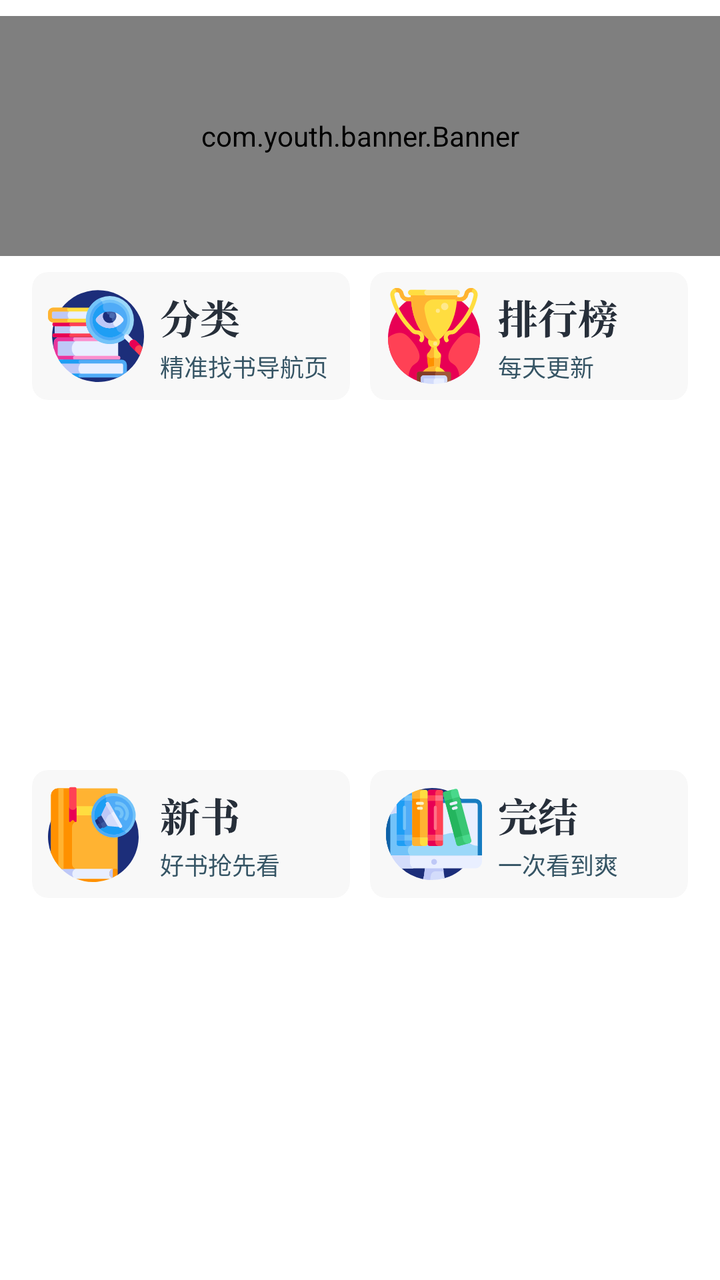
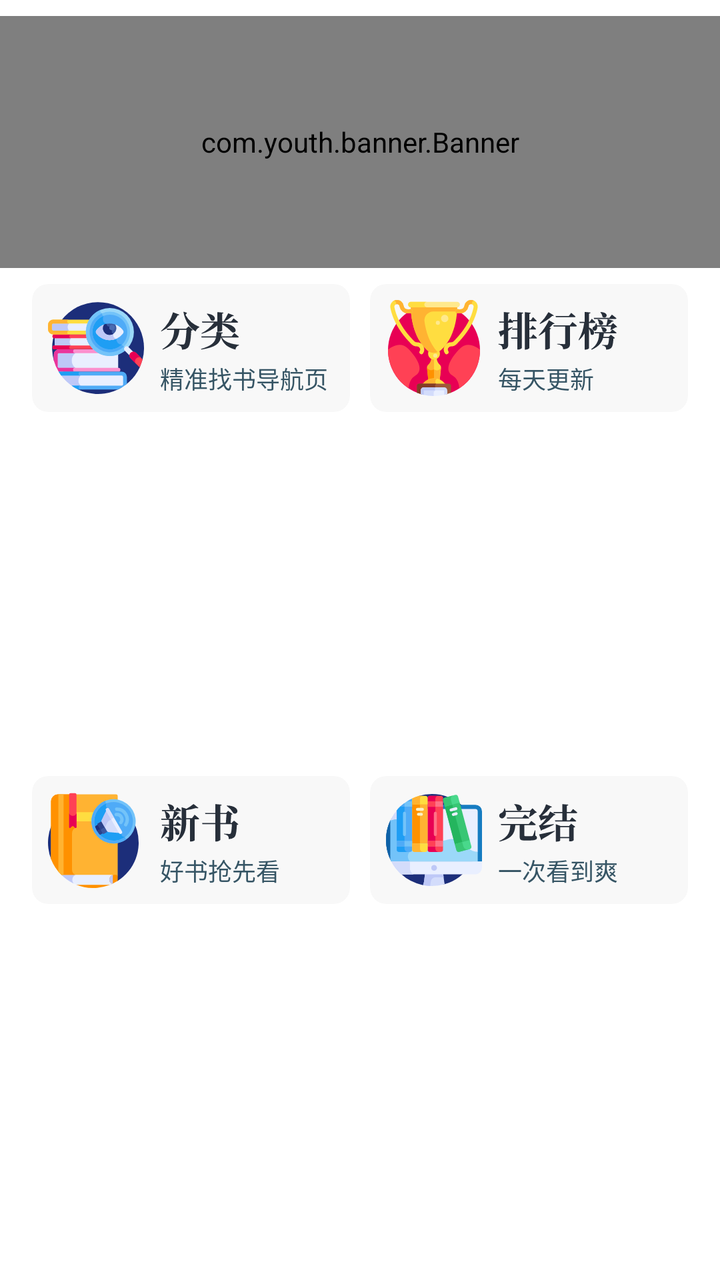

An Android layout rendered at two revisions. The XML below is the earlier revision; the diff shows what the commit changed to produce the second picture.
<!-- AndroidManifest.xml: application theme AppTheme -->
<!-- res/layout/layout_rv_head_sb_top.xml -->
<?xml version="1.0" encoding="utf-8"?>
<androidx.constraintlayout.widget.ConstraintLayout xmlns:android="http://schemas.android.com/apk/res/android"
    xmlns:app="http://schemas.android.com/apk/res-auto"
    xmlns:tools="http://schemas.android.com/tools"
    android:layout_width="match_parent"
    android:layout_height="wrap_content"
    android:background="@color/white">

    <com.youth.banner.Banner
        android:id="@+id/banner_boy_girl_top"
        android:layout_width="match_parent"
        android:layout_height="@dimen/dp_0"
        android:layout_marginTop="@dimen/dp_8"
        app:banner_default_image="@mipmap/banner_place_holder"
        app:indicator_drawable_selected="@color/col_red_fa345b"
        app:indicator_drawable_unselected="@color/col_gray_e5e5e5"
        app:indicator_height="@dimen/dp_2"
        app:indicator_width="@dimen/dp_8"
        app:layout_constraintDimensionRatio="3:1"
        app:layout_constraintTop_toTopOf="parent" />

    <androidx.cardview.widget.CardView
        android:id="@+id/cv_asBtn_classify"
        android:layout_width="@dimen/dp_0"
        android:layout_height="wrap_content"
        android:layout_marginStart="@dimen/dp_16"
        android:layout_marginTop="@dimen/dp_8"
        app:cardBackgroundColor="@color/col_f8f8f8"
        app:cardCornerRadius="@dimen/dp_8"
        app:cardElevation="@dimen/dp_0"
        app:layout_constraintLeft_toLeftOf="parent"
        app:layout_constraintRight_toLeftOf="@+id/cv_asBtn_ranking"
        app:layout_constraintTop_toBottomOf="@+id/banner_boy_girl_top">

        <androidx.constraintlayout.widget.ConstraintLayout
            android:layout_width="match_parent"
            android:layout_height="wrap_content"
            android:padding="@dimen/dp_8">

            <ImageView
                android:id="@+id/iv_classify"
                android:layout_width="wrap_content"
                android:layout_height="wrap_content"
                android:src="@drawable/ic_center_navi_classify"
                app:layout_constraintBottom_toBottomOf="parent"
                app:layout_constraintLeft_toLeftOf="parent"
                app:layout_constraintTop_toTopOf="parent"
                tools:ignore="ContentDescription" />

            <ImageView
                android:layout_width="wrap_content"
                android:layout_height="wrap_content"
                android:layout_marginStart="@dimen/dp_8"
                android:src="@drawable/ic_txt_classify"
                app:layout_constraintLeft_toRightOf="@+id/iv_classify"
                app:layout_constraintTop_toTopOf="@+id/iv_classify"
                tools:ignore="ContentDescription" />

            <TextView
                android:layout_width="wrap_content"
                android:layout_height="wrap_content"
                android:layout_marginStart="@dimen/dp_8"
                android:text="@string/txt_tips_classify"
                android:textColor="@color/txt_col_365565"
                android:textSize="@dimen/sp_12"
                app:layout_constraintBottom_toBottomOf="@+id/iv_classify"
                app:layout_constraintLeft_toRightOf="@+id/iv_classify" />

        </androidx.constraintlayout.widget.ConstraintLayout>

    </androidx.cardview.widget.CardView>

    <androidx.cardview.widget.CardView
        android:id="@+id/cv_asBtn_ranking"
        android:layout_width="@dimen/dp_0"
        android:layout_height="wrap_content"
        android:layout_marginStart="@dimen/dp_10"
        android:layout_marginEnd="@dimen/dp_16"
        app:cardBackgroundColor="@color/col_f8f8f8"
        app:cardCornerRadius="@dimen/dp_8"
        app:cardElevation="@dimen/dp_0"
        app:layout_constraintBottom_toBottomOf="@+id/cv_asBtn_classify"
        app:layout_constraintLeft_toRightOf="@+id/cv_asBtn_classify"
        app:layout_constraintRight_toRightOf="parent"
        app:layout_constraintTop_toTopOf="@+id/cv_asBtn_classify">

        <androidx.constraintlayout.widget.ConstraintLayout
            android:layout_width="match_parent"
            android:layout_height="wrap_content"
            android:padding="@dimen/dp_8">

            <ImageView
                android:id="@+id/iv_rank_list"
                android:layout_width="wrap_content"
                android:layout_height="wrap_content"
                android:src="@drawable/ic_center_navi_ranking"
                app:layout_constraintBottom_toBottomOf="parent"
                app:layout_constraintLeft_toLeftOf="parent"
                app:layout_constraintTop_toTopOf="parent"
                tools:ignore="ContentDescription" />

            <ImageView
                android:layout_width="wrap_content"
                android:layout_height="wrap_content"
                android:layout_marginStart="@dimen/dp_8"
                android:src="@drawable/ic_txt_rank_list"
                app:layout_constraintLeft_toRightOf="@+id/iv_rank_list"
                app:layout_constraintTop_toTopOf="@+id/iv_rank_list"
                tools:ignore="ContentDescription" />

            <TextView
                android:layout_width="wrap_content"
                android:layout_height="wrap_content"
                android:layout_marginStart="@dimen/dp_8"
                android:text="@string/txt_tips_rank_list"
                android:textColor="@color/txt_col_365565"
                android:textSize="@dimen/sp_12"
                app:layout_constraintBottom_toBottomOf="@+id/iv_rank_list"
                app:layout_constraintLeft_toRightOf="@+id/iv_rank_list" />

        </androidx.constraintlayout.widget.ConstraintLayout>

    </androidx.cardview.widget.CardView>

    <androidx.cardview.widget.CardView
        android:id="@+id/cv_asBtn_new_book"
        android:layout_width="@dimen/dp_0"
        android:layout_height="wrap_content"
        android:layout_marginTop="@dimen/dp_10"
        android:layout_marginBottom="@dimen/dp_16"
        app:cardBackgroundColor="@color/col_f8f8f8"
        app:cardCornerRadius="@dimen/dp_8"
        app:cardElevation="@dimen/dp_0"
        app:layout_constraintBottom_toBottomOf="parent"
        app:layout_constraintLeft_toLeftOf="@+id/cv_asBtn_classify"
        app:layout_constraintRight_toLeftOf="@+id/cv_asBtn_book_finished"
        app:layout_constraintTop_toBottomOf="@+id/cv_asBtn_classify">

        <androidx.constraintlayout.widget.ConstraintLayout
            android:layout_width="match_parent"
            android:layout_height="wrap_content"
            android:padding="@dimen/dp_8">

            <ImageView
                android:id="@+id/iv_new_book"
                android:layout_width="wrap_content"
                android:layout_height="wrap_content"
                android:src="@drawable/ic_center_navi_new_book"
                app:layout_constraintBottom_toBottomOf="parent"
                app:layout_constraintLeft_toLeftOf="parent"
                app:layout_constraintTop_toTopOf="parent"
                tools:ignore="ContentDescription" />

            <ImageView
                android:layout_width="wrap_content"
                android:layout_height="wrap_content"
                android:layout_marginStart="@dimen/dp_8"
                android:src="@drawable/ic_txt_new_book"
                app:layout_constraintLeft_toRightOf="@+id/iv_new_book"
                app:layout_constraintTop_toTopOf="@+id/iv_new_book"
                tools:ignore="ContentDescription" />

            <TextView
                android:layout_width="wrap_content"
                android:layout_height="wrap_content"
                android:layout_marginStart="@dimen/dp_8"
                android:text="@string/txt_tips_newbook"
                android:textColor="@color/txt_col_365565"
                android:textSize="@dimen/sp_12"
                app:layout_constraintBottom_toBottomOf="@+id/iv_new_book"
                app:layout_constraintLeft_toRightOf="@+id/iv_new_book" />

        </androidx.constraintlayout.widget.ConstraintLayout>

    </androidx.cardview.widget.CardView>

    <androidx.cardview.widget.CardView
        android:id="@+id/cv_asBtn_book_finished"
        android:layout_width="@dimen/dp_0"
        android:layout_height="wrap_content"
        android:layout_marginStart="@dimen/dp_10"
        android:layout_marginEnd="@dimen/dp_16"
        app:cardBackgroundColor="@color/col_f8f8f8"
        app:cardCornerRadius="@dimen/dp_8"
        app:cardElevation="@dimen/dp_0"
        app:layout_constraintBottom_toBottomOf="@+id/cv_asBtn_new_book"
        app:layout_constraintLeft_toRightOf="@+id/cv_asBtn_new_book"
        app:layout_constraintRight_toRightOf="parent"
        app:layout_constraintTop_toTopOf="@+id/cv_asBtn_new_book">

        <androidx.constraintlayout.widget.ConstraintLayout
            android:layout_width="match_parent"
            android:layout_height="wrap_content"
            android:padding="@dimen/dp_8">

            <ImageView
                android:id="@+id/iv_end_book"
                android:layout_width="wrap_content"
                android:layout_height="wrap_content"
                android:src="@drawable/ic_center_navi_ending_book"
                app:layout_constraintBottom_toBottomOf="parent"
                app:layout_constraintLeft_toLeftOf="parent"
                app:layout_constraintTop_toTopOf="parent"
                tools:ignore="ContentDescription" />


            <ImageView
                android:layout_width="wrap_content"
                android:layout_height="wrap_content"
                android:layout_marginStart="@dimen/dp_8"
                android:src="@drawable/ic_txt_end"
                app:layout_constraintLeft_toRightOf="@+id/iv_end_book"
                app:layout_constraintTop_toTopOf="@+id/iv_end_book"
                tools:ignore="ContentDescription" />

            <TextView
                android:layout_width="wrap_content"
                android:layout_height="wrap_content"
                android:layout_marginStart="@dimen/dp_8"
                android:text="@string/txt_tips_endbook"
                android:textColor="@color/txt_col_365565"
                android:textSize="@dimen/sp_12"
                app:layout_constraintBottom_toBottomOf="@+id/iv_end_book"
                app:layout_constraintLeft_toRightOf="@+id/iv_end_book" />

        </androidx.constraintlayout.widget.ConstraintLayout>

    </androidx.cardview.widget.CardView>

    

</androidx.constraintlayout.widget.ConstraintLayout>
<!-- resources referenced by this layout -->
<resources>
  <color name="col_f8f8f8">#F8F8F8</color>
  <color name="col_gray_e5e5e5">#E5E5E5</color>
  <color name="col_red_fa345b">#FA345B</color>
  <color name="txt_col_365565">#365565</color>
  <color name="white">#ffffff</color>
  <dimen name="dp_0">0dp</dimen>
  <dimen name="dp_10">10dp</dimen>
  <dimen name="dp_16">16dp</dimen>
  <dimen name="dp_2">2dp</dimen>
  <dimen name="dp_8">8dp</dimen>
  <dimen name="sp_12">12sp</dimen>
  <!-- drawable ic_center_navi_classify: vector/xml drawable (drawable, 8440 chars, omitted) -->
  <!-- drawable ic_center_navi_ending_book: vector/xml drawable (drawable, 8767 chars, omitted) -->
  <!-- drawable ic_center_navi_new_book: vector/xml drawable (drawable, 6127 chars, omitted) -->
  <!-- drawable ic_center_navi_ranking: vector/xml drawable (drawable, 6991 chars, omitted) -->
  <!-- drawable ic_txt_classify (drawable) -->
  <vector xmlns:android="http://schemas.android.com/apk/res/android"
      android:width="40dp"
      android:height="29dp"
      android:viewportWidth="40"
      android:viewportHeight="29">
    <path
        android:pathData="M0,0h40v29h-40z"
        android:strokeAlpha="0"
        android:fillColor="#fff"
        android:fillAlpha="0"/>
    <path
        android:pathData="M6.5,6.14a19.412,19.412 0,0 1,-6 9.38l0.16,0.2a17.367,17.367 0,0 0,8.22 -8.06c0.5,0.02 0.68,-0.12 0.78,-0.34ZM13.04,14.36L3.38,14.36l0.18,0.58L7.1,14.94C6.94,17.9 6.34,21.4 1.18,24.54l0.22,0.28C8.1,22.16 9.28,18.4 9.68,14.94h3.56c-0.2,4 -0.54,6.64 -1.14,7.14a0.943,0.943 0,0 1,-0.72 0.2c-0.48,0 -2.02,-0.1 -3.04,-0.18v0.26a4.974,4.974 0,0 1,2.2 0.86,2.167 2.167,0 0,1 0.44,1.58A4,4 0,0 0,13.8 23.96c1.1,-0.88 1.56,-3.64 1.8,-8.64a1.367,1.367 0,0 0,0.82 -0.34L14.3,13.14ZM11.9,5.88l-0.2,0.1c0.98,4.76 2.94,7.76 6.12,9.76a3.482,3.482 0,0 1,1.8 -2.08l0.06,-0.24a13.187,13.187 0,0 1,-6.94 -5.96,5.388 5.388,0 0,0 0.76,-1.06ZM23.4,6.94a8.781,8.781 0,0 1,2.12 3.22c2.1,1.28 3.62,-2.74 -1.96,-3.36ZM20.86,16.9a20.549,20.549 0,0 0,7.8 -4.12L28.66,15.9h0.44c0.92,0 1.96,-0.44 1.96,-0.62v-3.14a21.715,21.715 0,0 1,5.06 4.04c2.62,0.72 3.06,-3.94 -5.06,-4.54v-0.32L38.5,11.32c0.3,0 0.52,-0.1 0.58,-0.32 -0.88,-0.76 -2.3,-1.84 -2.3,-1.84l-1.22,1.6h-3.2a38.069,38.069 0,0 0,3.8 -2.7c0.44,0.06 0.7,-0.06 0.82,-0.3L34.1,6.62a34.612,34.612 0,0 1,-2.32 4.14h-0.72v-3.92c0.52,-0.06 0.64,-0.26 0.68,-0.52l-3.08,-0.28v4.72L20.98,10.76l0.16,0.56L27,11.32a17.482,17.482 0,0 1,-6.28 5.32ZM38.82,18.74c0.3,0 0.52,-0.1 0.58,-0.32 -0.86,-0.76 -2.26,-1.9 -2.26,-1.9L35.88,18.18L30.54,18.18q0.12,-0.66 0.18,-1.38c0.46,-0.06 0.66,-0.28 0.7,-0.54L28.24,16a14.789,14.789 0,0 1,-0.18 2.18L20.64,18.18l0.14,0.56h7.18c-0.54,2.44 -2.18,4.2 -7.44,5.72l0.12,0.32c7.42,-1.18 9.18,-3.16 9.8,-6.04h0.06C31.74,22.28 34.12,23.82 37.72,24.8A2.6,2.6 0,0 1,39.5 22.62L39.5,22.4c-3.64,-0.32 -6.98,-1.2 -8.58,-3.66Z"
        android:fillColor="#272f3a"/>
  </vector>
  <!-- drawable ic_txt_end: vector/xml drawable (drawable, 2443 chars, omitted) -->
  <!-- drawable ic_txt_new_book: vector/xml drawable (drawable, 2377 chars, omitted) -->
  <!-- drawable ic_txt_rank_list: vector/xml drawable (drawable, 3817 chars, omitted) -->
  <!-- mipmap banner_place_holder: png bitmap (mipmap-xxhdpi, 18679 bytes) -->
  <string name="txt_tips_classify">精准找书导航页</string>
  <string name="txt_tips_endbook">一次看到爽</string>
  <string name="txt_tips_newbook">好书抢先看</string>
  <string name="txt_tips_rank_list">每天更新</string>
  <style name="AppTheme" parent="Theme.AppCompat.Light.NoActionBar">
          
          <item name="colorPrimary">@color/colorPrimary</item>
          <item name="colorPrimaryDark">@color/colorPrimaryDark</item>
          <item name="colorAccent">@color/colorAccent</item>
  
          <item name="android:colorControlActivated">#FD842A</item>
          <item name="android:colorControlNormal">#A4A4A4</item>
      </style>
  <color name="colorPrimary">#FDF9DD</color>
  <color name="colorPrimaryDark">#FFEE81</color>
  <color name="colorAccent">#FD842A</color>
</resources>

<!-- the commit's change to res/layout/layout_rv_head_sb_top.xml (unified diff, before → after) -->
@@ -16,7 +16,7 @@
         app:indicator_drawable_unselected="@color/col_gray_e5e5e5"
         app:indicator_height="@dimen/dp_2"
         app:indicator_width="@dimen/dp_8"
-        app:layout_constraintDimensionRatio="3:1"
+        app:layout_constraintDimensionRatio="360:126"
         app:layout_constraintTop_toTopOf="parent" />
 
     <androidx.cardview.widget.CardView
